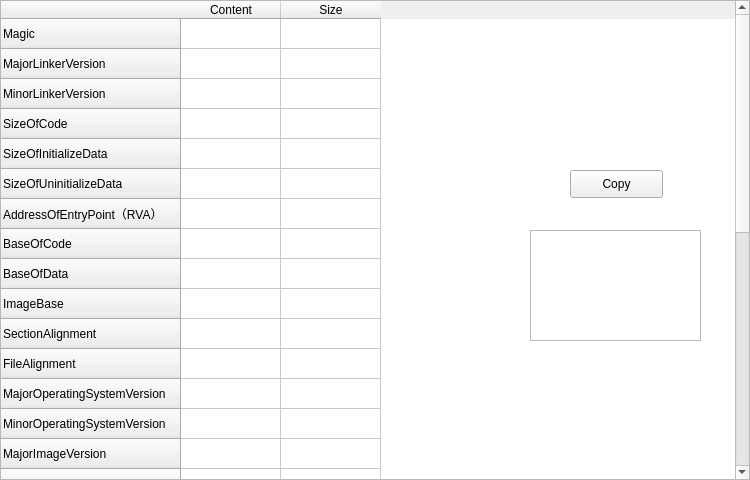
Old version of the form OptionalWindow.ui in the repository rev-li/PETool.
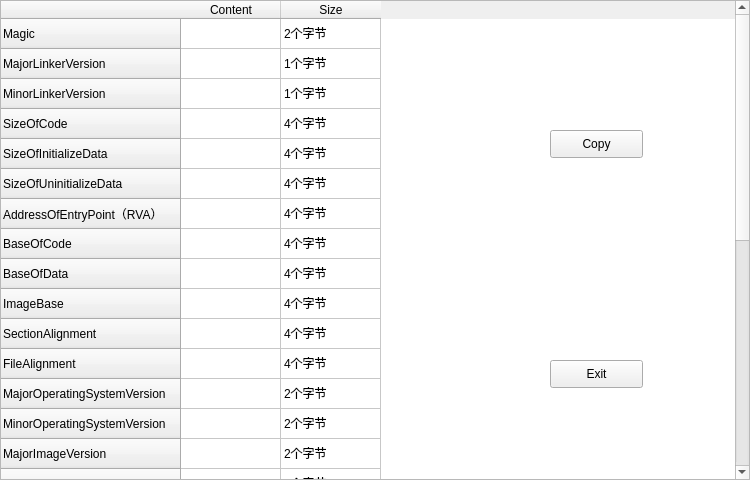
New version of the form.

Diff of the .ui file:
```diff
--- a/OptionalWindow.ui
+++ b/OptionalWindow.ui
@@ -197,11 +197,6 @@
       <string>NumberOfRvaAndSizes</string>
      </property>
     </row>
-    <row>
-     <property name="text">
-      <string>DataDirectory</string>
-     </property>
-    </row>
     <column>
      <property name="text">
       <string>Content</string>
@@ -212,12 +207,312 @@
       <string>Size</string>
      </property>
     </column>
+    <item row="0" column="0">
+     <property name="text">
+      <string> </string>
+     </property>
+    </item>
+    <item row="0" column="1">
+     <property name="text">
+      <string>2个字节</string>
+     </property>
+    </item>
+    <item row="1" column="0">
+     <property name="text">
+      <string> </string>
+     </property>
+    </item>
+    <item row="1" column="1">
+     <property name="text">
+      <string>1个字节</string>
+     </property>
+    </item>
+    <item row="2" column="0">
+     <property name="text">
+      <string> </string>
+     </property>
+    </item>
+    <item row="2" column="1">
+     <property name="text">
+      <string>1个字节</string>
+     </property>
+    </item>
+    <item row="3" column="0">
+     <property name="text">
+      <string> </string>
+     </property>
+    </item>
+    <item row="3" column="1">
+     <property name="text">
+      <string>4个字节</string>
+     </property>
+    </item>
+    <item row="4" column="0">
+     <property name="text">
+      <string> </string>
+     </property>
+    </item>
+    <item row="4" column="1">
+     <property name="text">
+      <string>4个字节</string>
+     </property>
+    </item>
+    <item row="5" column="0">
+     <property name="text">
+      <string> </string>
+     </property>
+    </item>
+    <item row="5" column="1">
+     <property name="text">
+      <string>4个字节</string>
+     </property>
+    </item>
+    <item row="6" column="0">
+     <property name="text">
+      <string> </string>
+     </property>
+    </item>
+    <item row="6" column="1">
+     <property name="text">
+      <string>4个字节</string>
+     </property>
+    </item>
+    <item row="7" column="0">
+     <property name="text">
+      <string> </string>
+     </property>
+    </item>
+    <item row="7" column="1">
+     <property name="text">
+      <string>4个字节</string>
+     </property>
+    </item>
+    <item row="8" column="0">
+     <property name="text">
+      <string> </string>
+     </property>
+    </item>
+    <item row="8" column="1">
+     <property name="text">
+      <string>4个字节</string>
+     </property>
+    </item>
+    <item row="9" column="0">
+     <property name="text">
+      <string> </string>
+     </property>
+    </item>
+    <item row="9" column="1">
+     <property name="text">
+      <string>4个字节</string>
+     </property>
+    </item>
+    <item row="10" column="0">
+     <property name="text">
+      <string> </string>
+     </property>
+    </item>
+    <item row="10" column="1">
+     <property name="text">
+      <string>4个字节</string>
+     </property>
+    </item>
+    <item row="11" column="0">
+     <property name="text">
+      <string> </string>
+     </property>
+    </item>
+    <item row="11" column="1">
+     <property name="text">
+      <string>4个字节</string>
+     </property>
+    </item>
+    <item row="12" column="0">
+     <property name="text">
+      <string> </string>
+     </property>
+    </item>
+    <item row="12" column="1">
+     <property name="text">
+      <string>2个字节</string>
+     </property>
+    </item>
+    <item row="13" column="0">
+     <property name="text">
+      <string> </string>
+     </property>
+    </item>
+    <item row="13" column="1">
+     <property name="text">
+      <string>2个字节</string>
+     </property>
+    </item>
+    <item row="14" column="0">
+     <property name="text">
+      <string> </string>
+     </property>
+    </item>
+    <item row="14" column="1">
+     <property name="text">
+      <string>2个字节</string>
+     </property>
+    </item>
+    <item row="15" column="0">
+     <property name="text">
+      <string> </string>
+     </property>
+    </item>
+    <item row="15" column="1">
+     <property name="text">
+      <string>2个字节</string>
+     </property>
+    </item>
+    <item row="16" column="0">
+     <property name="text">
+      <string> </string>
+     </property>
+    </item>
+    <item row="16" column="1">
+     <property name="text">
+      <string>2个字节</string>
+     </property>
+    </item>
+    <item row="17" column="0">
+     <property name="text">
+      <string> </string>
+     </property>
+    </item>
+    <item row="17" column="1">
+     <property name="text">
+      <string>2个字节</string>
+     </property>
+    </item>
+    <item row="18" column="0">
+     <property name="text">
+      <string> </string>
+     </property>
+    </item>
+    <item row="18" column="1">
+     <property name="text">
+      <string>4个字节</string>
+     </property>
+    </item>
+    <item row="19" column="0">
+     <property name="text">
+      <string> </string>
+     </property>
+    </item>
+    <item row="19" column="1">
+     <property name="text">
+      <string>4个字节</string>
+     </property>
+    </item>
+    <item row="20" column="0">
+     <property name="text">
+      <string> </string>
+     </property>
+    </item>
+    <item row="20" column="1">
+     <property name="text">
+      <string>4个字节</string>
+     </property>
+    </item>
+    <item row="21" column="0">
+     <property name="text">
+      <string> </string>
+     </property>
+    </item>
+    <item row="21" column="1">
+     <property name="text">
+      <string>4个字节</string>
+     </property>
+    </item>
+    <item row="22" column="0">
+     <property name="text">
+      <string> </string>
+     </property>
+    </item>
+    <item row="22" column="1">
+     <property name="text">
+      <string>2个字节</string>
+     </property>
+    </item>
+    <item row="23" column="0">
+     <property name="text">
+      <string> </string>
+     </property>
+    </item>
+    <item row="23" column="1">
+     <property name="text">
+      <string>2个字节</string>
+     </property>
+    </item>
+    <item row="24" column="0">
+     <property name="text">
+      <string> </string>
+     </property>
+    </item>
+    <item row="24" column="1">
+     <property name="text">
+      <string>4个字节</string>
+     </property>
+    </item>
+    <item row="25" column="0">
+     <property name="text">
+      <string> </string>
+     </property>
+    </item>
+    <item row="25" column="1">
+     <property name="text">
+      <string>4个字节</string>
+     </property>
+    </item>
+    <item row="26" column="0">
+     <property name="text">
+      <string> </string>
+     </property>
+    </item>
+    <item row="26" column="1">
+     <property name="text">
+      <string>4个字节</string>
+     </property>
+    </item>
+    <item row="27" column="0">
+     <property name="text">
+      <string> </string>
+     </property>
+    </item>
+    <item row="27" column="1">
+     <property name="text">
+      <string>4个字节</string>
+     </property>
+    </item>
+    <item row="28" column="0">
+     <property name="text">
+      <string> </string>
+     </property>
+    </item>
+    <item row="28" column="1">
+     <property name="text">
+      <string>4个字节</string>
+     </property>
+    </item>
+    <item row="29" column="0">
+     <property name="text">
+      <string> </string>
+     </property>
+    </item>
+    <item row="29" column="1">
+     <property name="text">
+      <string>4个字节</string>
+     </property>
+    </item>
    </widget>
    <widget class="QPushButton" name="CopyButton">
     <property name="geometry">
      <rect>
-      <x>570</x>
-      <y>170</y>
+      <x>550</x>
+      <y>130</y>
       <width>93</width>
       <height>28</height>
      </rect>
@@ -226,14 +521,30 @@
      <string>Copy</string>
     </property>
    </widget>
-   <widget class="QTextBrowser" name="textBrowser">
+   <widget class="QPushButton" name="ExitButton">
     <property name="geometry">
      <rect>
-      <x>530</x>
-      <y>230</y>
-      <width>171</width>
-      <height>111</height>
+      <x>550</x>
+      <y>360</y>
+      <width>93</width>
+      <height>28</height>
      </rect>
+    </property>
+    <property name="text">
+     <string>Exit</string>
+    </property>
+   </widget>
+   <widget class="QLabel" name="label">
+    <property name="geometry">
+     <rect>
+      <x>550</x>
+      <y>180</y>
+      <width>141</width>
+      <height>101</height>
+     </rect>
+    </property>
+    <property name="text">
+     <string/>
     </property>
    </widget>
   </widget>
```
